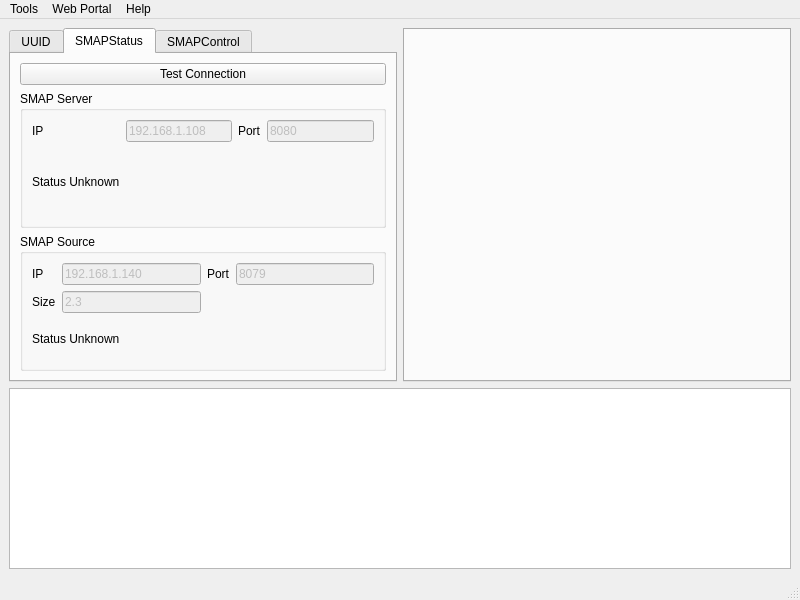
The window that gui/weatherclientmain.ui (yshao/weathergit) describes before a commit, drawn with Qt 5.
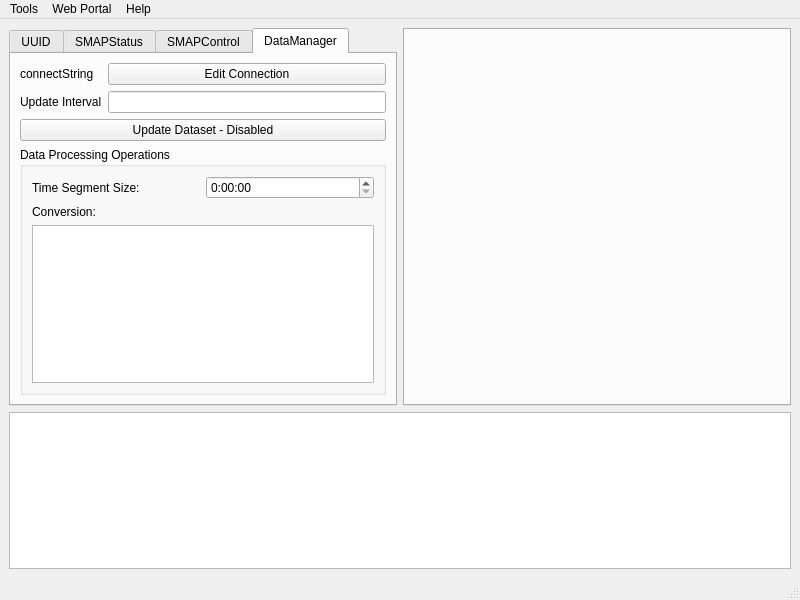
The same window after the commit.

Diff of the .ui file:
```diff
--- a/gui/weatherclientmain.ui
+++ b/gui/weatherclientmain.ui
@@ -18,7 +18,7 @@
     <item row="0" column="0">
      <widget class="QTabWidget" name="leftTab">
       <property name="currentIndex">
-       <number>1</number>
+       <number>3</number>
       </property>
       <widget class="QWidget" name="tab">
        <attribute name="title">
@@ -277,9 +277,79 @@
          </widget>
         </item>
         <item row="3" column="0" colspan="4">
+         <widget class="QTextBrowser" name="outCmdResult"/>
+        </item>
+       </layout>
+      </widget>
+      <widget class="QWidget" name="tab_4">
+       <attribute name="title">
+        <string>DataManager</string>
+       </attribute>
+       <layout class="QGridLayout" name="gridLayout_7">
+        <item row="0" column="1">
          <widget class="QLabel" name="label_7">
           <property name="text">
-           <string>Command Idle</string>
+           <string>connectString</string>
+          </property>
+         </widget>
+        </item>
+        <item row="0" column="2">
+         <widget class="QPushButton" name="inEditConn">
+          <property name="text">
+           <string>Edit Connection</string>
+          </property>
+         </widget>
+        </item>
+        <item row="1" column="1">
+         <widget class="QLabel" name="label_14">
+          <property name="text">
+           <string>Update Interval</string>
+          </property>
+         </widget>
+        </item>
+        <item row="1" column="2">
+         <widget class="QLineEdit" name="inUpdateInterval"/>
+        </item>
+        <item row="3" column="1" colspan="2">
+         <widget class="QGroupBox" name="groupBox">
+          <property name="title">
+           <string>Data Processing Operations</string>
+          </property>
+          <layout class="QGridLayout" name="gridLayout_8">
+           <item row="0" column="0">
+            <widget class="QLabel" name="label_15">
+             <property name="text">
+              <string>Time Segment Size:</string>
+             </property>
+            </widget>
+           </item>
+           <item row="1" column="0">
+            <widget class="QLabel" name="label_16">
+             <property name="text">
+              <string>Conversion:</string>
+             </property>
+            </widget>
+           </item>
+           <item row="2" column="0" colspan="2">
+            <widget class="QListView" name="inFormulaList"/>
+           </item>
+           <item row="0" column="1">
+            <widget class="QTimeEdit" name="inTimeSegmentSize">
+             <property name="currentSection">
+              <enum>QDateTimeEdit::HourSection</enum>
+             </property>
+             <property name="displayFormat">
+              <string>h:mm:ss</string>
+             </property>
+            </widget>
+           </item>
+          </layout>
+         </widget>
+        </item>
+        <item row="2" column="1" colspan="2">
+         <widget class="QPushButton" name="inUpdateDataset">
+          <property name="text">
+           <string>Update Dataset - Disabled</string>
           </property>
          </widget>
         </item>
```
